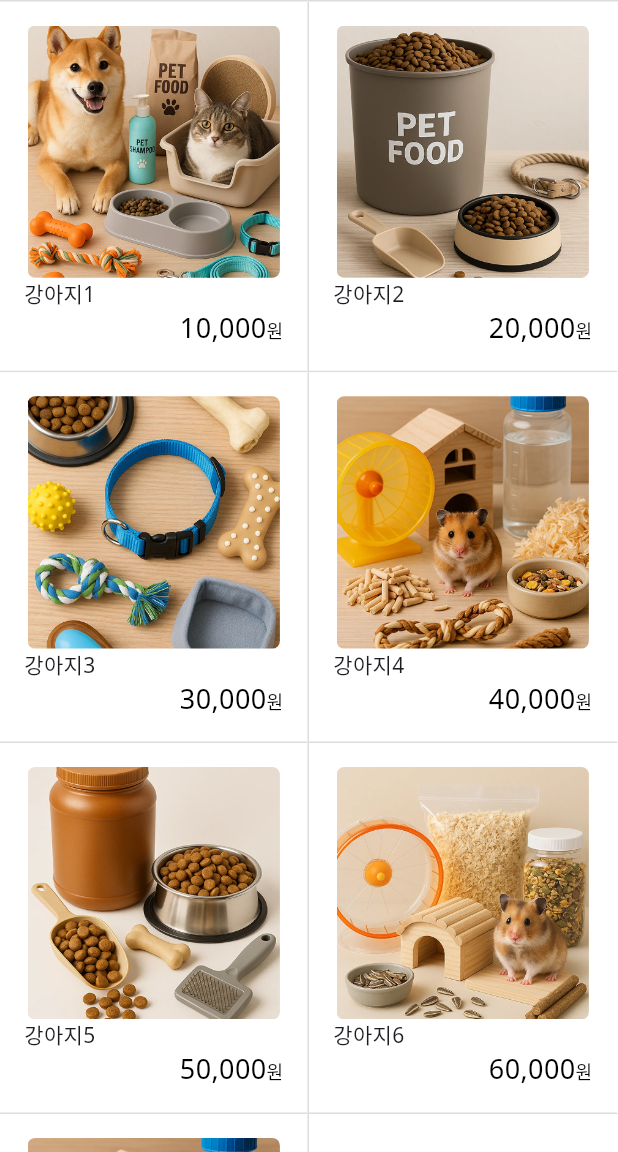
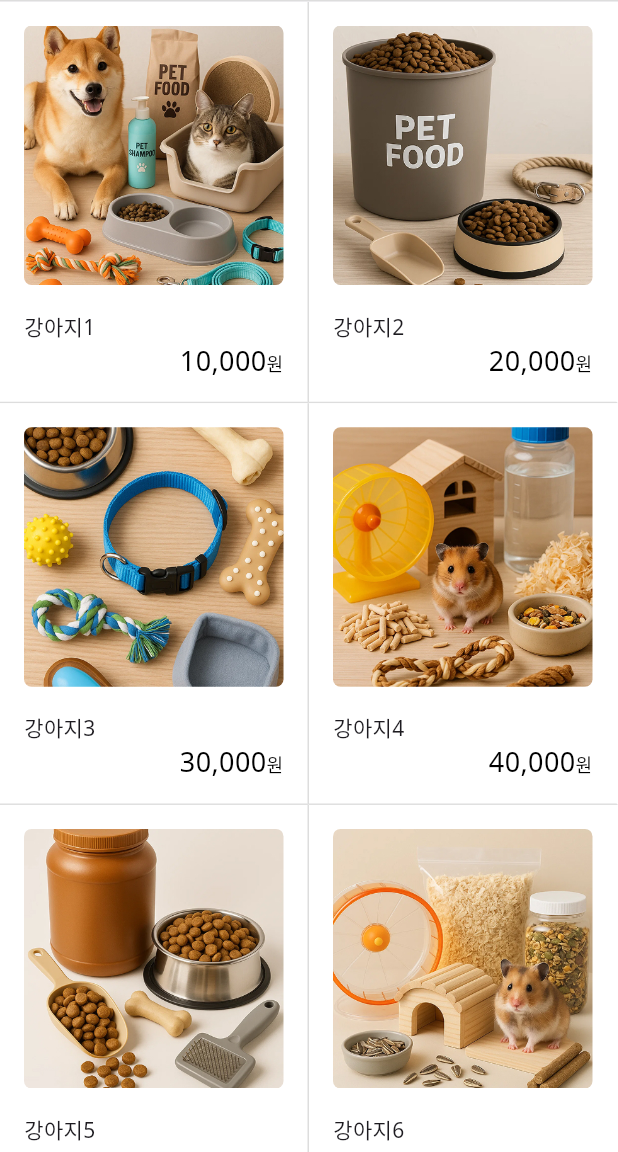
Before and after one commit to 1joGoodNight/flutter_dear_pet, a Flutter app: the screen it shows after launch, on a phone screen of 412 x 824 dp, the part 84-1236 px from its top. Run offline on Flutter 3.47's test engine with Material 3 defaults, Android fonts, the phone set to English and light mode, and no system bars; our stand-ins replace image_picker.

Commit message:
fix(ui): adjust product grid layout and spacing

```diff
--- a/lib/list_page.dart
+++ b/lib/list_page.dart
@@ -30,7 +30,7 @@ class _ListPageState extends State<ListPage> {
 
     setState(() {
       goodsList = loadedProducts;
-      print(goodsList.isEmpty);
+      // print(goodsList.isEmpty);
     });
   }
 
@@ -60,7 +60,7 @@ class _ListPageState extends State<ListPage> {
               child: GridView.builder(
               gridDelegate: const SliverGridDelegateWithFixedCrossAxisCount(
                 crossAxisCount: 2,
-                childAspectRatio: 5 / 6,
+                childAspectRatio: 5 / 6.5,
               ),
               itemCount: goodsList.length,
               itemBuilder: (context, index) {
@@ -93,8 +93,7 @@ class _ListPageState extends State<ListPage> {
                         padding: const EdgeInsets.all(16.0),
                         child: Column(
                           children: [
-                            Expanded(
-                              child: ClipRRect(
+                            ClipRRect(
                               borderRadius:
                                   const BorderRadius.all(Radius.circular(5)),
                               child: Image.asset(
@@ -104,6 +103,8 @@ class _ListPageState extends State<ListPage> {
                                 fit: BoxFit.cover,
                               ),
                             ),
+                            SizedBox(
+                              height: 17,
                             ),
                             SizedBox(
                               width: double.infinity,
```
Lines whose indentation alone changed are shown as unchanged.
